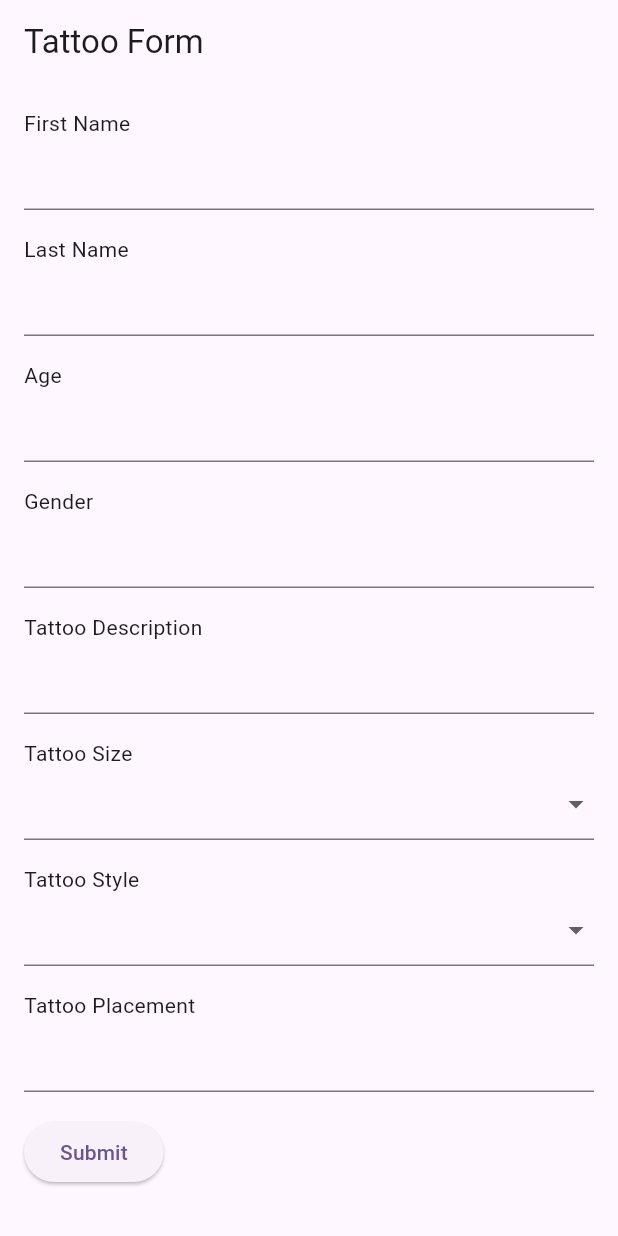
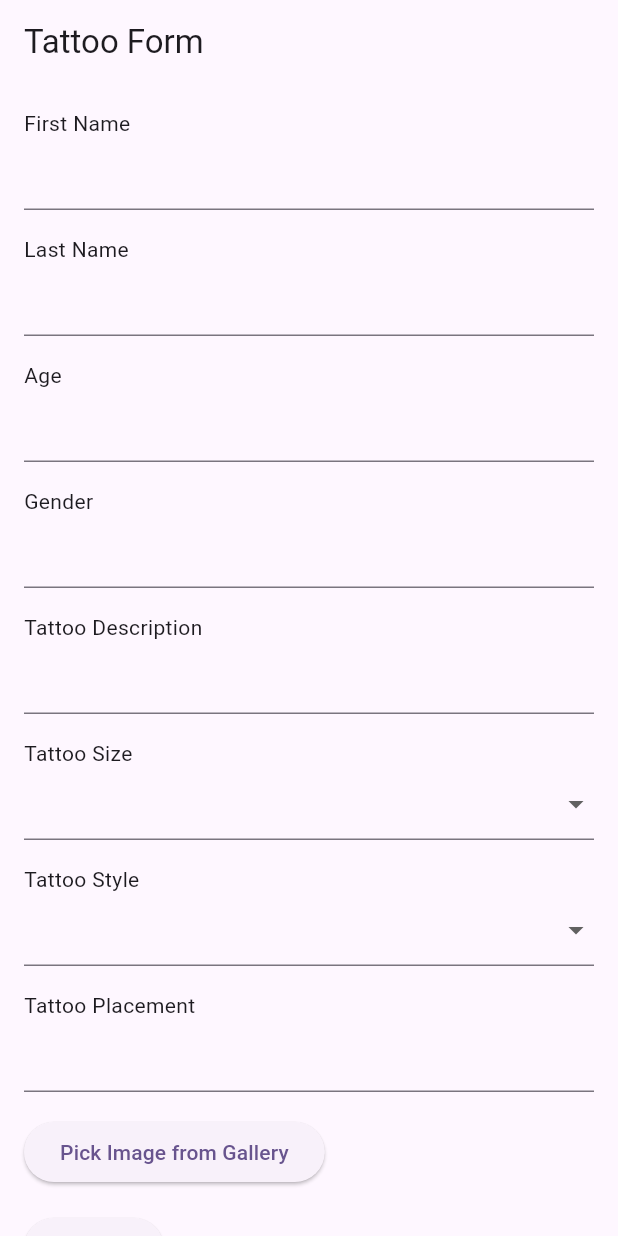
Before and after one commit to TravisESimmons/InkQuest-TravisSimmons, a Flutter app: the TattooForm screen opened directly, on a phone screen of 412 x 824 dp. Run offline on Flutter 3.47's test engine with Material 3 defaults, Android fonts, the phone set to English and light mode, and no system bars; our stand-ins replace cloud_firestore, firebase_auth, firebase_core, image_picker; accounts and stored records are empty.

Commit message:
Image Picker Working - Camera NOT Working
IP works but doesn't post to the database/storage currently.

```diff
--- a/lib/tattoo_form.dart
+++ b/lib/tattoo_form.dart
@@ -1,5 +1,6 @@
 import 'package:flutter/material.dart';
 import 'package:cloud_firestore/cloud_firestore.dart';
+import 'package:image_picker/image_picker.dart';
 import 'package:inkquest_travissimmons/models/artist.dart';
 import 'models/artist.dart';
 import 'result.dart'; // Import the ResultPage widget
@@ -131,6 +132,22 @@ class _TattooFormState extends State<TattooForm> {
             SizedBox(height: 16.0),
             ElevatedButton(
               onPressed: () async {
+                final ImagePicker _picker = ImagePicker();
+                final XFile? image = await _picker.pickImage(
+                  source: ImageSource.gallery, // Pick image from gallery
+                );
+                if (image != null) {
+                  // Image is picked, you can use it as needed
+                  // For example, you can display the image using Image.file(image)
+                } else {
+                  // User canceled the picker
+                }
+              },
+              child: Text('Pick Image from Gallery'), // Button text
+            ),
+            SizedBox(height: 16.0),
+            ElevatedButton(
+              onPressed: () async {
                 // Construct the submission object with the form data
                 Map<String, dynamic> submissionData = {
                   'firstName': firstName,
--- a/pubspec.yaml
+++ b/pubspec.yaml
@@ -38,7 +38,7 @@ dependencies:
   firebase_core: any
   cloud_firestore: ^4.15.8
   firebase_auth: ^4.17.8
-  file_picker: ^8.0.0+1
+  image_picker: ^0.8.6
   firebase_storage: ^11.6.9
   permission_handler: ^11.3.1
 
```
Also changed, not shown: pubspec.lock, 5 other files.
